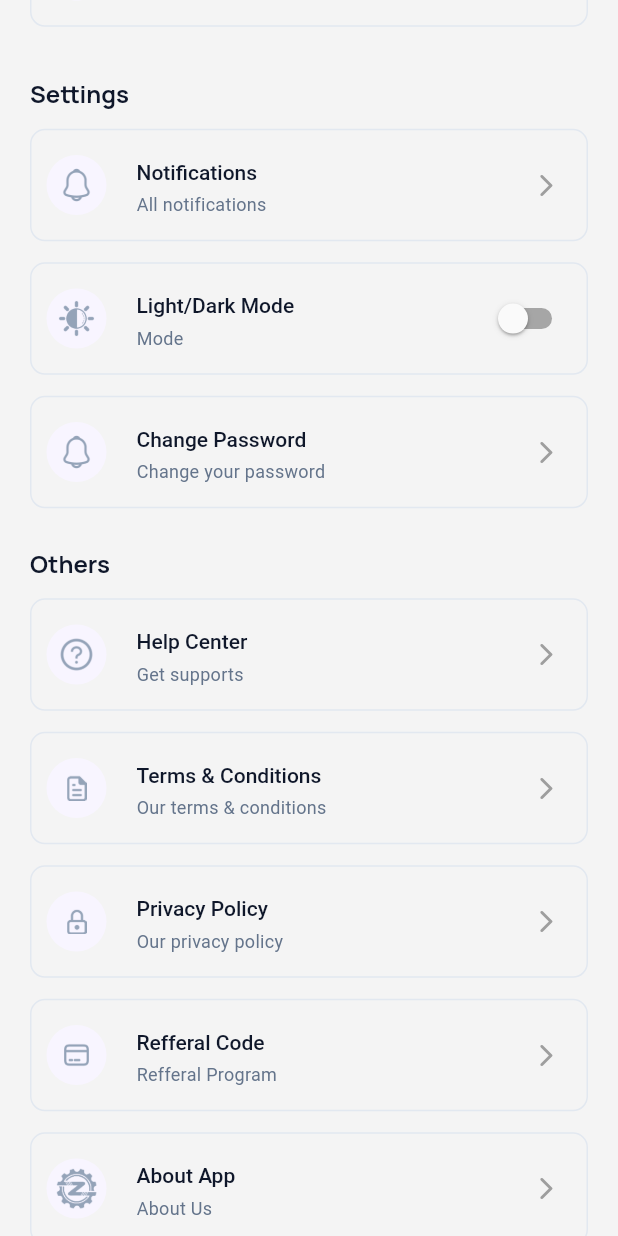
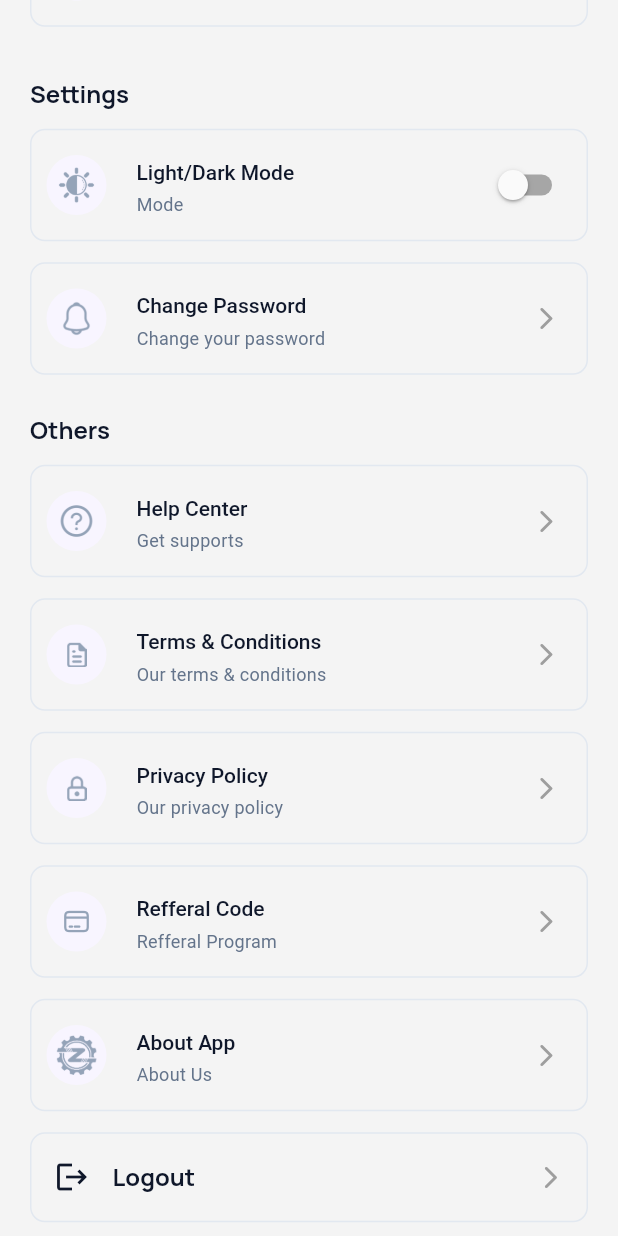
Before and after one commit to pratham-sarankar/zyrotech, a Flutter app: the Profile screen opened directly, scrolled down 461 dp, on a phone screen of 412 x 824 dp. Run offline on Flutter 3.47's test engine with Material 3 defaults, Android fonts, the phone set to English and light mode, and no system bars; our stand-ins replace file_picker, firebase_core, flutter_form_builder, form_builder_validators, google_sign_in, iconly and 5 more; missing offline and left inert: deriv_chart; accounts and stored records are empty; Roboto replaces fonts that are missing (Manrope_bold).

Commit message:
feat(notification): hide notification feature until backend is ready (#7)

```diff
--- a/lib/features/home/presentation/home_tab_screen.dart
+++ b/lib/features/home/presentation/home_tab_screen.dart
@@ -299,7 +299,8 @@ class _HomeTabScreenState extends State<HomeTabScreen> {
                         ),
                         Row(
                           children: [
-                            _modernIconButton(Icons.notifications_outlined),
+                            // notification icon disabled for now
+                            // _modernIconButton(Icons.notifications_outlined),
                             const SizedBox(width: 10),
                             _modernIconButton(Icons.settings_outlined),
                           ],
--- a/lib/features/profile/presentation/profile.dart
+++ b/lib/features/profile/presentation/profile.dart
@@ -354,19 +354,20 @@ class _ProfileState extends State<Profile> {
                               fontSize: 16),
                         ),
                         AppConstants.Height(12),
-                        ProfileTile.regular(
-                          image: "assets/images/notification.png",
-                          name: "Notifications",
-                          description: "All notifications",
-                          onTap: () {
-                            Navigator.push(
-                              context,
-                              MaterialPageRoute(
-                                builder: (context) => const Notifications(),
-                              ),
-                            );
-                          },
-                        ),
+                        // notification tile disabled for now
+                        // ProfileTile.regular(
+                        //   image: "assets/images/notification.png",
+                        //   name: "Notifications",
+                        //   description: "All notifications",
+                        //   onTap: () {
+                        //     Navigator.push(
+                        //       context,
+                        //       MaterialPageRoute(
+                        //         builder: (context) => const Notifications(),
+                        //       ),
+                        //     );
+                        //   },
+                        // ),
                         ProfileTile.withSwitch(
                           image: "assets/images/light dark mode.png",
                           name: "Light/Dark Mode",
```
